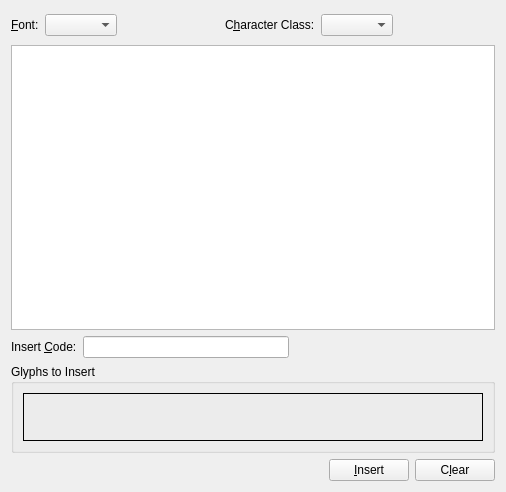
The window that scribus/ui/charselectenhanced.ui (scribusproject/scribus) describes before a commit, drawn with Qt 5.
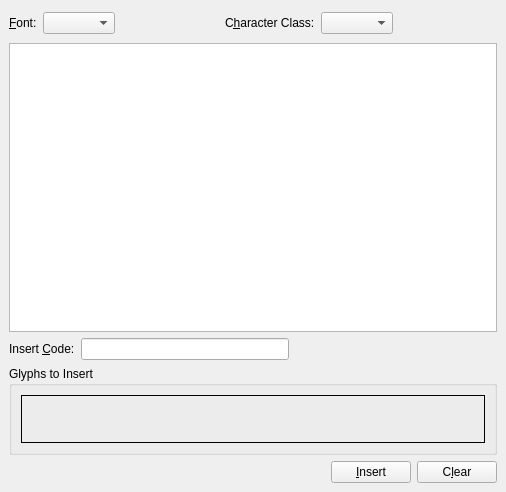
The same window after the commit. Custom widgets are drawn as their Qt base class.

Commit message: #16418: Unify margin and spacing for Character Palette <bubu>

The edit to the form file:
```diff
--- a/scribus/ui/charselectenhanced.ui
+++ b/scribus/ui/charselectenhanced.ui
@@ -12,10 +12,22 @@
   <property name="windowTitle" >
    <string>Enhanced Character Palette</string>
   </property>
-  <layout class="QGridLayout" name="gridLayout" >
-   <item row="0" column="0" >
-    <widget class="QLabel" name="label" >
-     <property name="text" >
+  <layout class="QGridLayout" name="gridLayout">
+   <property name="leftMargin">
+    <number>9</number>
+   </property>
+   <property name="topMargin">
+    <number>9</number>
+   </property>
+   <property name="rightMargin">
+    <number>9</number>
+   </property>
+   <property name="bottomMargin">
+    <number>9</number>
+   </property>
+   <item row="0" column="0">
+    <widget class="QLabel" name="label">
+     <property name="text">
       <string>&amp;Font:</string>
      </property>
      <property name="buddy" >
```
Left out of the diff: 117 changed lines with no effect on the pictures. The commit also changes 2 other files.
